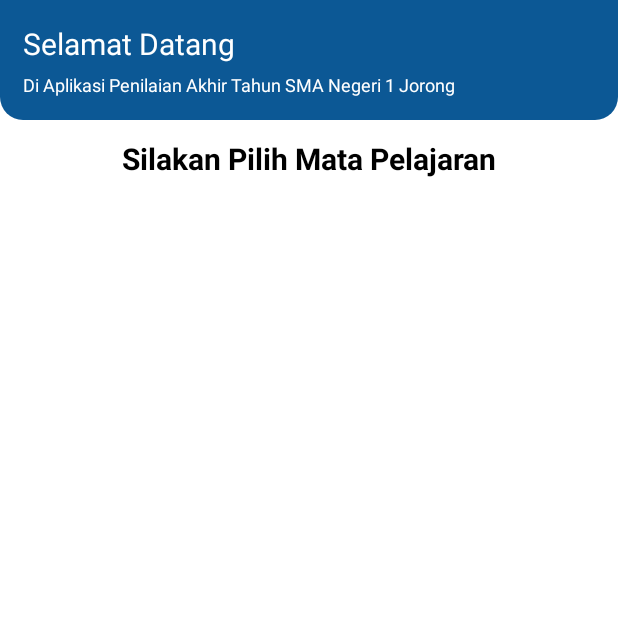
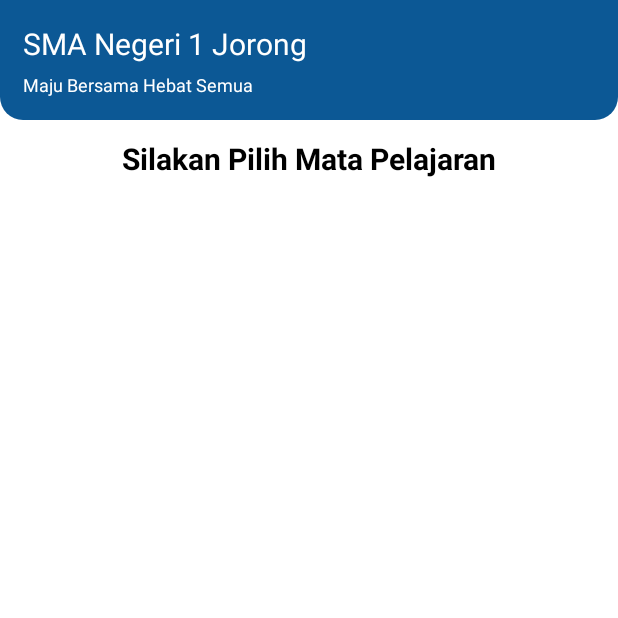
Before and after one commit to yuwandianto/PAT-Versi-1.0.0, an Android app: the MainActivity2 screen opened directly, with no data from a screen before it, on a phone screen of 412 x 824 dp, the top half of it. Run offline under Robolectric (Android 15) with nearby library versions, the phone set to English and light mode, and no system bars; 3 statements that could not run were skipped.

Commit message:
Mengubah judul MainActivity2

```diff
--- a/app/src/main/res/layout/activity_main2.xml
+++ b/app/src/main/res/layout/activity_main2.xml
@@ -18,7 +18,7 @@
             android:id="@+id/txt_header"
             android:layout_width="match_parent"
             android:layout_height="wrap_content"
-            android:text="@string/selamat_datang"
+            android:text="@string/sma_negeri_1_jorong"
             android:textColor="@color/white"
             android:textSize="20sp" />
 
@@ -27,7 +27,7 @@
             android:layout_width="match_parent"
             android:layout_height="wrap_content"
             android:layout_marginTop="5dp"
-            android:text="@string/di_aplikasi"
+            android:text="@string/maju_bersama_hebat_semua"
             android:textColor="@color/white"
             android:textSize="12sp" />
     </LinearLayout>
--- a/app/src/main/res/values/strings.xml
+++ b/app/src/main/res/values/strings.xml
@@ -3,4 +3,6 @@
     <string name="di_aplikasi">Di Aplikasi Penilaian Akhir Tahun SMA Negeri 1 Jorong</string>
     <string name="selamat_datang">Selamat Datang</string>
     <string name="aa">s</string>
+    <string name="sma_negeri_1_jorong">SMA Negeri 1 Jorong</string>
+    <string name="maju_bersama_hebat_semua">Maju Bersama Hebat Semua</string>
 </resources>
```
